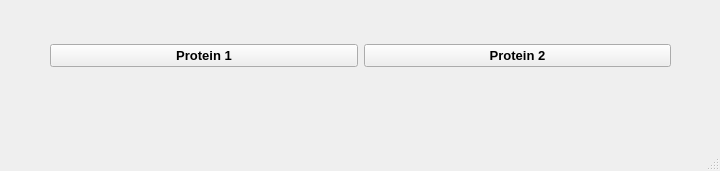
First picture: the form in basewindow.ui, repository aaismailov/LabOop, before the edit.
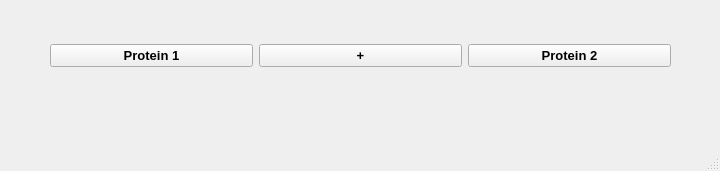
Second picture: the form after the edit.

Patch:
```diff
--- a/basewindow.ui
+++ b/basewindow.ui
@@ -38,6 +38,20 @@
        </property>
       </widget>
      </item>
+     <item>
+      <widget class="QPushButton" name="pushButton">
+       <property name="font">
+        <font>
+         <pointsize>10</pointsize>
+         <weight>75</weight>
+         <bold>true</bold>
+        </font>
+       </property>
+       <property name="text">
+        <string>+</string>
+       </property>
+      </widget>
+     </item>
      <item>
       <widget class="QPushButton" name="pushSecondProteinButton">
        <property name="font">
```
